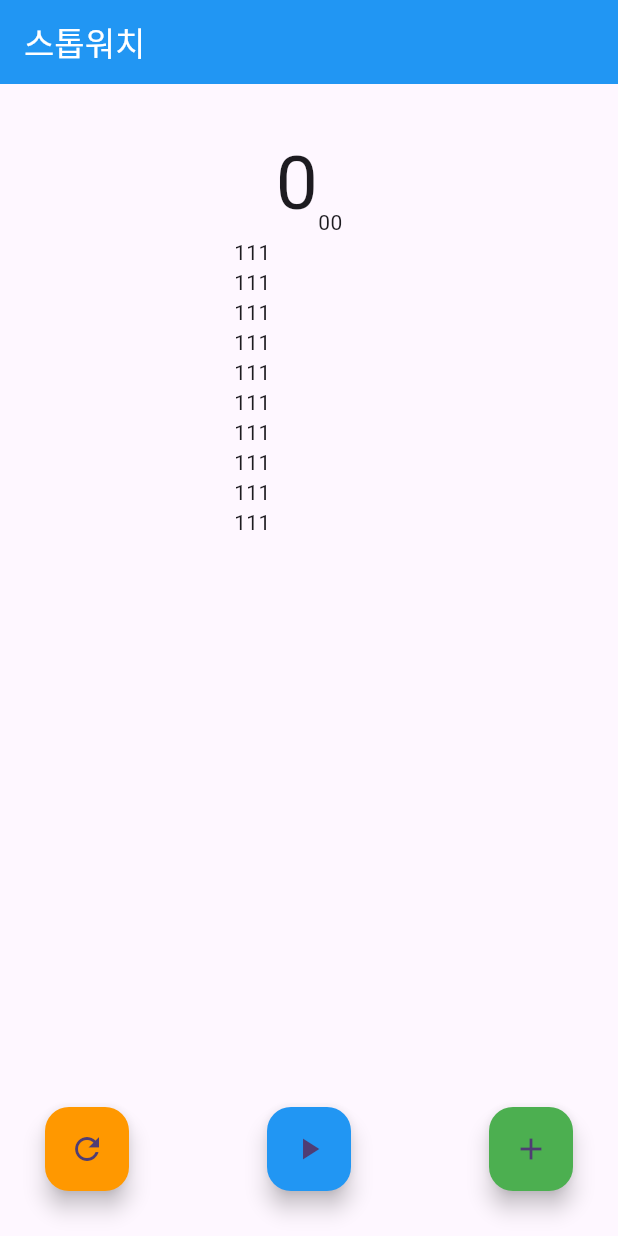
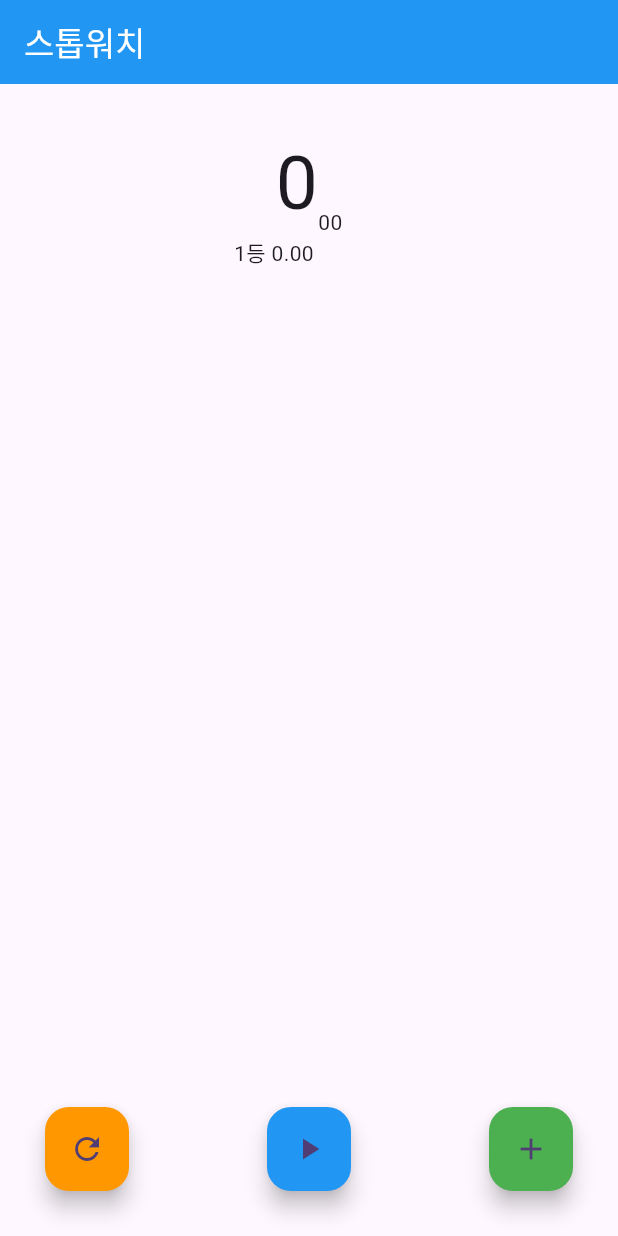
Before and after one commit to AngieEJJ/flutter-basic, a Flutter app: the screen it shows after launch, after a tap on the "add" icon, on a phone screen of 412 x 824 dp. Run offline on Flutter 3.47's test engine with Material 3 defaults, Android fonts, the phone set to English and light mode, and no system bars.

Commit message:
laptimerecord 기능 추가

```diff
--- a/lib/stop_watch_screen.dart
+++ b/lib/stop_watch_screen.dart
@@ -50,6 +50,11 @@ void _reset() {
     _time = 0;
 }
 
+void _recordLapTime(String time) {
+    _laptimes.insert(0, '${_laptimes.length + 1}등 $time');
+}
+//insert 함수 -> (index, element) // 요소를 삽입할 위치의 인덱스, 삽입할요소 // +1을 해서 계속 늘어남.
+
   //3) 화면이 종료될 떄 타이머 파괴 필요 -> 타이머가 살아있다면 캔슬한다.
   @override
   void dispose() {
@@ -92,19 +97,7 @@ void _reset() {
               width: 100,
               height: 200,
               child: ListView(
-                children: [
-                  Text('111'),
-                  Text('111'),
-                  Text('111'),
-                  Text('111'),
-                  Text('111'),
-                  Text('111'),
-                  Text('111'),
-                  Text('111'),
-                  Text('111'),
-                  Text('111'),
-                  Text('111'),
-                ],
+                children: _laptimes.map((e) => Text(e)).toList(),
               ),
             ),
             const Spacer(),
@@ -132,7 +125,11 @@ void _reset() {
                       : const Icon(Icons.play_arrow),
                 ),
                 FloatingActionButton(
-                  onPressed: () {},
+                  onPressed: () {
+                    setState(() {
+                      _recordLapTime('$sec.$hundredth');
+                    });
+                  },
                   backgroundColor: Colors.green,
                   child: const Icon(Icons.add),
                 ),
```
